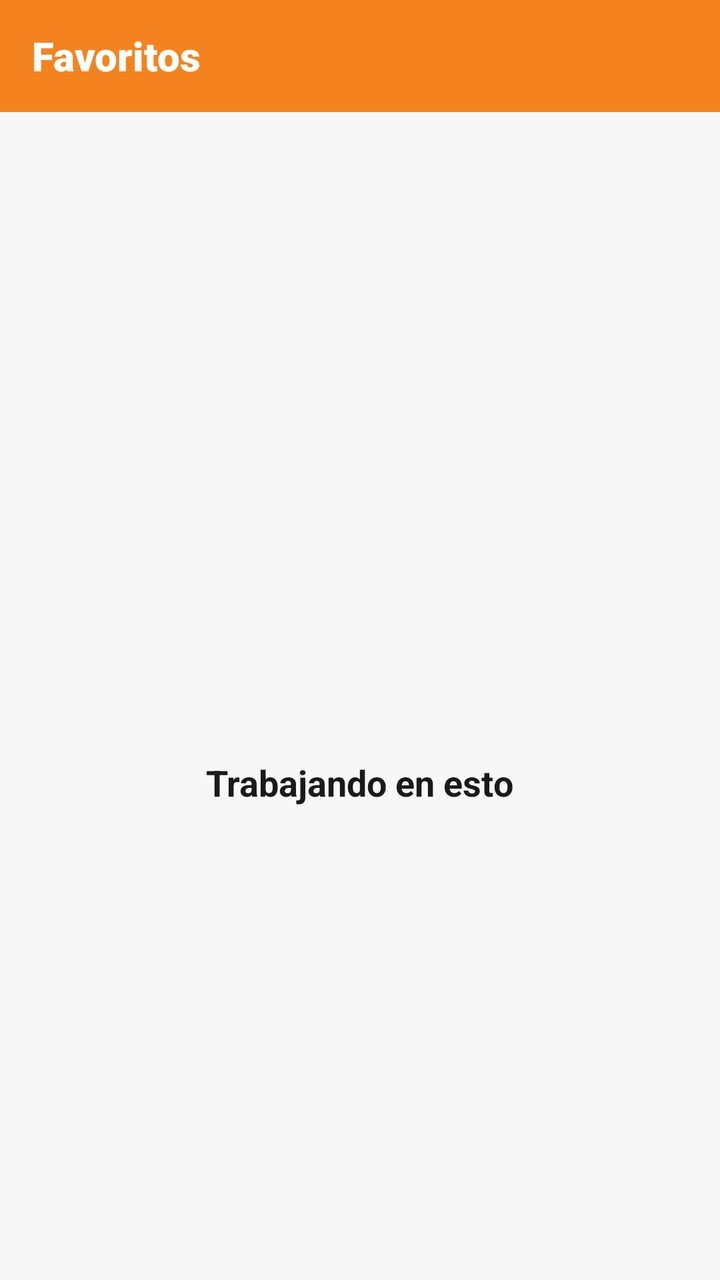
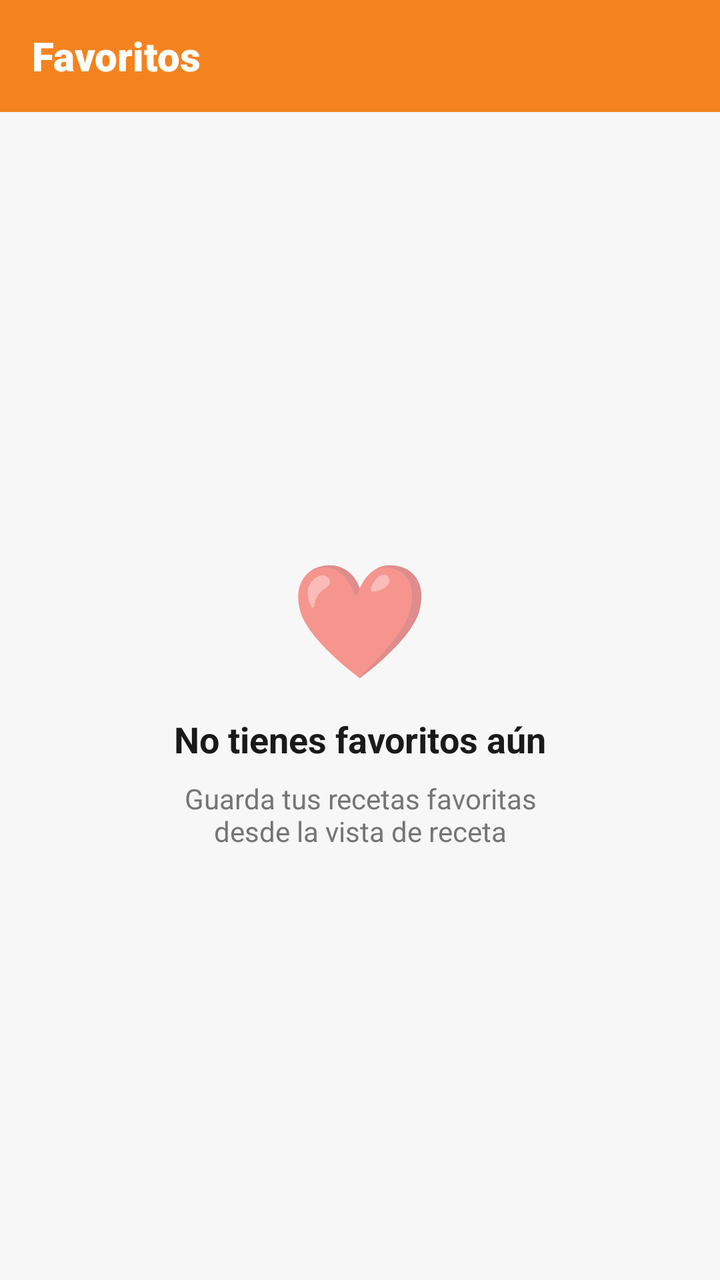

An Android layout rendered at two revisions. The XML below is the earlier revision; the diff shows what the commit changed to produce the second picture.
<!-- AndroidManifest.xml: application theme Theme.CreeshApp -->
<!-- res/layout/fragment_favorites.xml -->
<?xml version="1.0" encoding="utf-8"?>
<LinearLayout
    xmlns:android="http://schemas.android.com/apk/res/android"
    android:layout_width="match_parent"
    android:layout_height="match_parent"
    android:orientation="vertical"
    android:background="@color/background">

    
    <LinearLayout
        android:layout_width="match_parent"
        android:layout_height="56dp"
        android:background="@color/primary_orange"
        android:gravity="center_vertical"
        android:paddingHorizontal="16dp">

        <TextView
            android:layout_width="wrap_content"
            android:layout_height="wrap_content"
            android:text="Favoritos"
            android:textColor="@color/white"
            android:textSize="20sp"
            android:fontFamily="sans-serif-black"/>
    </LinearLayout>

    
    <LinearLayout
        android:id="@+id/tvEmptyFavorites"
        android:layout_width="match_parent"
        android:layout_height="0dp"
        android:layout_weight="1"
        android:orientation="vertical"
        android:gravity="center"
        android:visibility="visible">

        <TextView
            android:layout_width="wrap_content"
            android:layout_height="wrap_content"
            android:textSize="56sp"/>

        <TextView
            android:layout_width="wrap_content"
            android:layout_height="wrap_content"
            android:text="Trabajando en esto"
            android:textSize="18sp"
            android:textStyle="bold"
            android:textColor="@color/text_primary"
            android:layout_marginTop="12dp"/>
    </LinearLayout>

    <androidx.recyclerview.widget.RecyclerView
        android:id="@+id/rvFavorites"
        android:layout_width="match_parent"
        android:layout_height="0dp"
        android:layout_weight="1"
        android:padding="8dp"
        android:clipToPadding="false"
        android:visibility="gone"/>

</LinearLayout>
<!-- resources referenced by this layout -->
<resources>
  <color name="background">#F7F7F7</color>
  <color name="primary_orange">#F4831F</color>
  <color name="text_primary">#1A1A1A</color>
  <color name="white">#FFFFFF</color>
  <style name="Theme.CreeshApp" parent="Theme.MaterialComponents.DayNight.NoActionBar">
          <item name="colorPrimary">@color/primary_orange</item>
          <item name="colorPrimaryVariant">@color/primary_orange_dark</item>
          <item name="colorOnPrimary">@color/white</item>
          <item name="colorSecondary">@color/primary_orange</item>
          <item name="colorOnSecondary">@color/white</item>
          <item name="android:windowBackground">@color/background</item>
          <item name="android:statusBarColor">@color/primary_orange</item>
          <item name="colorControlActivated">@color/primary_orange</item>
          <item name="colorControlHighlight">@color/orange_surface</item>
      </style>
  <color name="primary_orange_dark">#D96B0A</color>
  <color name="orange_surface">#FFF3E8</color>
</resources>

<!-- the commit's change to res/layout/fragment_favorites.xml (unified diff, before → after) -->
@@ -36,16 +36,26 @@
         <TextView
             android:layout_width="wrap_content"
             android:layout_height="wrap_content"
+            android:text="❤️"
             android:textSize="56sp"/>
 
         <TextView
             android:layout_width="wrap_content"
             android:layout_height="wrap_content"
-            android:text="Trabajando en esto"
+            android:text="No tienes favoritos aún"
             android:textSize="18sp"
             android:textStyle="bold"
             android:textColor="@color/text_primary"
             android:layout_marginTop="12dp"/>
+
+        <TextView
+            android:layout_width="wrap_content"
+            android:layout_height="wrap_content"
+            android:text="Guarda tus recetas favoritas\ndesde la vista de receta"
+            android:textSize="14sp"
+            android:textColor="@color/text_secondary"
+            android:gravity="center"
+            android:layout_marginTop="8dp"/>
     </LinearLayout>
 
     <androidx.recyclerview.widget.RecyclerView
<!-- resource entries referenced after the edit -->
@@ -3,6 +3,7 @@
   <color name="background">#F7F7F7</color>
   <color name="primary_orange">#F4831F</color>
   <color name="text_primary">#1A1A1A</color>
+  <color name="text_secondary">#757575</color>
   <color name="white">#FFFFFF</color>
   <style name="Theme.CreeshApp" parent="Theme.MaterialComponents.DayNight.NoActionBar">
           <item name="colorPrimary">@color/primary_orange</item>
